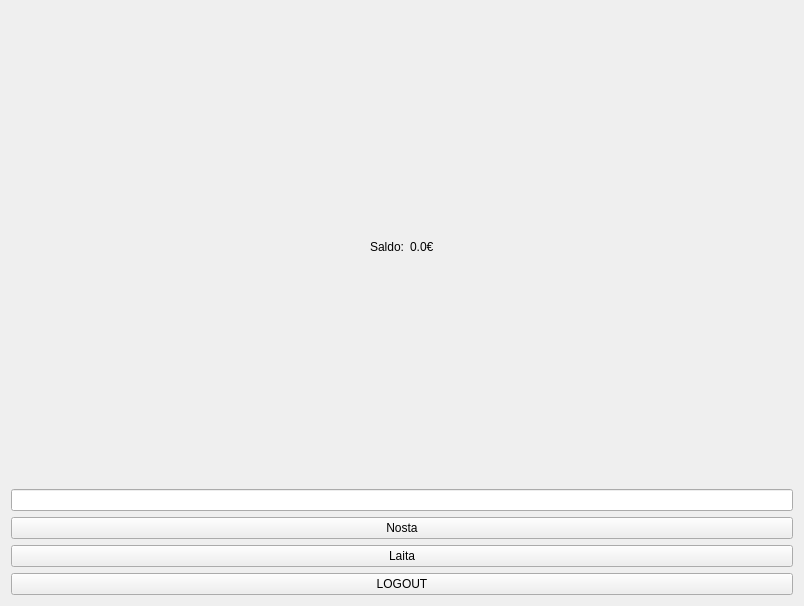
The window that bankautomat/bankautomat/tili.ui (banksimul2022/group13) describes before a commit, drawn with Qt 5.
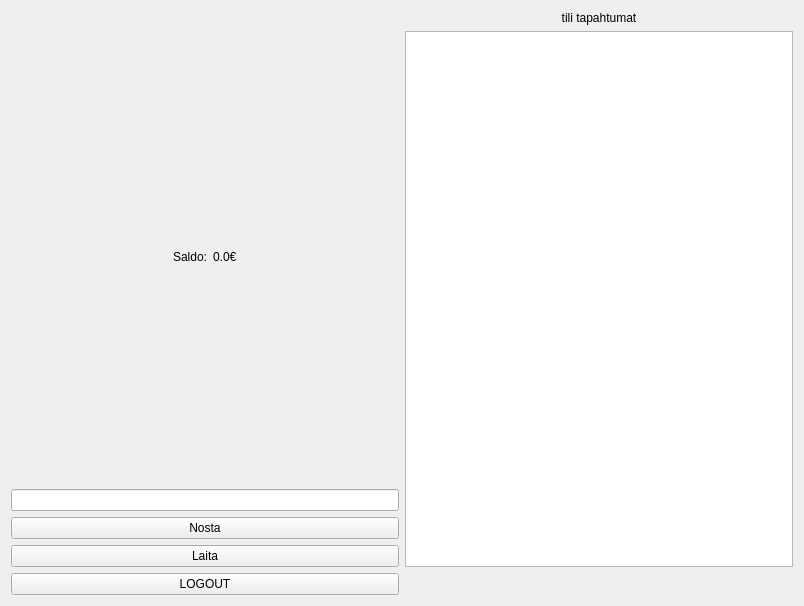
The same window after the commit.

The edit to the form file:
```diff
--- a/bankautomat/bankautomat/tili.ui
+++ b/bankautomat/bankautomat/tili.ui
@@ -14,14 +14,14 @@
    <string>Form</string>
   </property>
   <layout class="QGridLayout" name="gridLayout">
-   <item row="2" column="0">
+   <item row="3" column="0">
     <widget class="QPushButton" name="logoutPushButton">
      <property name="text">
       <string>LOGOUT</string>
      </property>
     </widget>
    </item>
-   <item row="0" column="0">
+   <item row="1" column="0">
     <layout class="QVBoxLayout" name="verticalLayout_7">
      <item>
       <layout class="QVBoxLayout" name="verticalLayout_6">
@@ -102,6 +102,16 @@
      </item>
     </layout>
    </item>
+   <item row="0" column="1">
+    <widget class="QLabel" name="label">
+     <property name="text">
+      <string>&lt;html&gt;&lt;head/&gt;&lt;body&gt;&lt;p align=&quot;center&quot;&gt;tili tapahtumat&lt;/p&gt;&lt;/body&gt;&lt;/html&gt;</string>
+     </property>
+    </widget>
+   </item>
+   <item row="1" column="1">
+    <widget class="QPlainTextEdit" name="plainTextEdit"/>
+   </item>
   </layout>
  </widget>
  <resources/>
```
